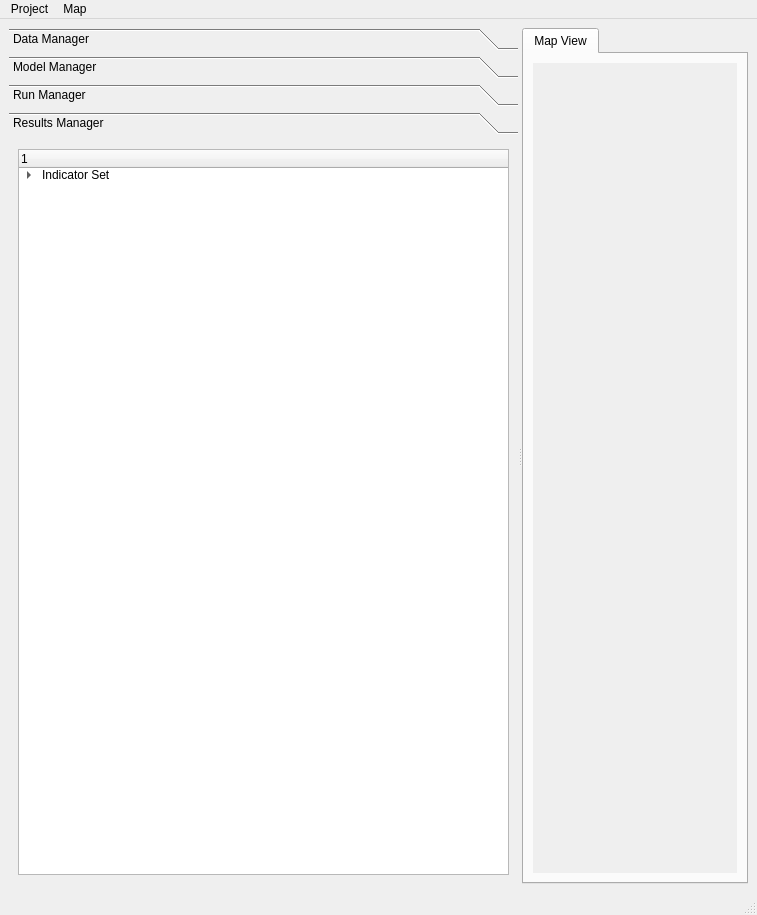
Before: the Qt Designer form opus_gui/UI_Testing/opusMain_testing.ui in psrc/urbansim, drawn with Qt 5.
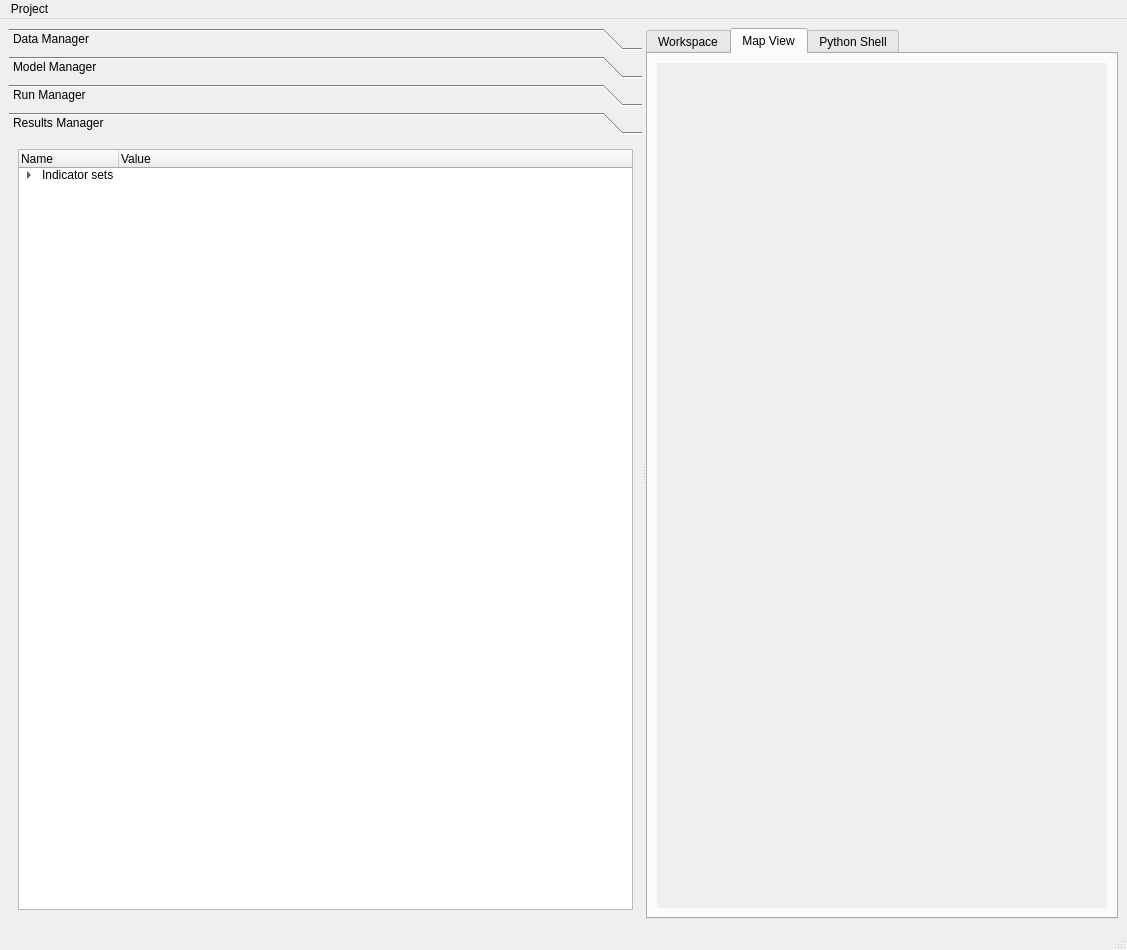
After: the same form once the commit is applied. The open tabs and pages were chosen to show the change. Icons and pictures are not drawn.

Commit message: (jrayers) enhancements to opusMain_testing + resource files

```diff
--- a/opus_gui/UI_Testing/opusMain_testing.ui
+++ b/opus_gui/UI_Testing/opusMain_testing.ui
@@ -6,8 +6,8 @@
    <rect>
     <x>0</x>
     <y>0</y>
-    <width>757</width>
-    <height>915</height>
+    <width>1127</width>
+    <height>950</height>
    </rect>
   </property>
   <property name="windowTitle" >
@@ -931,8 +931,8 @@
          <rect>
           <x>0</x>
           <y>0</y>
-          <width>98</width>
-          <height>80</height>
+          <width>869</width>
+          <height>780</height>
          </rect>
         </property>
         <attribute name="label" >
@@ -961,13 +961,24 @@
           <widget class="QTreeWidget" name="treeWidget_5" >
            <column>
             <property name="text" >
-             <string/>
+             <string>Name</string>
+            </property>
+           </column>
+           <column>
+            <property name="text" >
+             <string>Value</string>
             </property>
            </column>
            <item>
             <property name="text" >
-             <string>Indicator Set</string>
+             <string>Indicator sets</string>
             </property>
+            <property name="icon" >
+             <iconset resource="opusMain.qrc" >:/Images/Images/bullet_black.png</iconset>
+            </property>
+            <property name="text" >
+             <string/>
+            </property>
             <item>
              <property name="text" >
               <string>Table</string>
@@ -993,6 +1004,11 @@
        <property name="currentIndex" >
         <number>0</number>
        </property>
+       <widget class="QWidget" name="tab_2" >
+        <attribute name="title" >
+         <string>Workspace</string>
+        </attribute>
+       </widget>
        <widget class="QWidget" name="tab_mapView" >
         <attribute name="title" >
          <string>Map View</string>
@@ -1031,6 +1047,11 @@
          </item>
         </layout>
        </widget>
+       <widget class="QWidget" name="tab" >
+        <attribute name="title" >
+         <string>Python Shell</string>
+        </attribute>
+       </widget>
       </widget>
      </widget>
     </item>
@@ -1041,7 +1062,7 @@
     <rect>
      <x>0</x>
      <y>0</y>
-     <width>757</width>
+     <width>1127</width>
      <height>21</height>
     </rect>
    </property>
@@ -1052,16 +1073,7 @@
     <addaction name="separator" />
     <addaction name="separator" />
    </widget>
-   <widget class="QMenu" name="menuMap" >
-    <property name="title" >
-     <string>Map</string>
-    </property>
-    <addaction name="mpActionZoomIn" />
-    <addaction name="mpActionZoomOut" />
-    <addaction name="mpActionPan" />
-   </widget>
    <addaction name="menuProject" />
-   <addaction name="menuMap" />
   </widget>
   <widget class="QStatusBar" name="statusbar" />
   <action name="mpActionZoomOut" >
```
Left out of the diff: 854 changed lines with no effect on the pictures. The commit also changes 13 other files.
